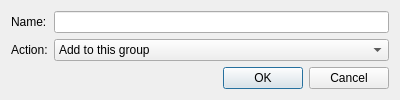
First picture: the form in src/apps/mvvm-folders/local_users_and_groups/groupmemberdialog.ui, repository august-alt/policy-preferences-editor-prototype, before the edit.
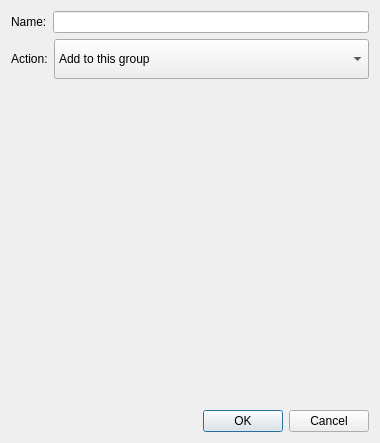
Second picture: the form after the edit.

Commit message: chore: fix ui file for group member dialog widget

The edit to the form file:
```diff
--- a/src/apps/mvvm-folders/local_users_and_groups/groupmemberdialog.ui
+++ b/src/apps/mvvm-folders/local_users_and_groups/groupmemberdialog.ui
@@ -6,33 +6,57 @@
    <rect>
     <x>0</x>
     <y>0</y>
-    <width>400</width>
-    <height>100</height>
+    <width>380</width>
+    <height>443</height>
    </rect>
   </property>
   <property name="windowTitle">
    <string>Dialog</string>
   </property>
-  <layout class="QFormLayout" name="formLayout">
+  <layout class="QGridLayout" name="gridLayout">
    <item row="0" column="0">
+    <layout class="QHBoxLayout" name="horizontalLayout">
+     <item>
     <widget class="QLabel" name="nameLabel">
      <property name="text">
       <string>Name:</string>
      </property>
-    </widget>
-   </item>
-   <item row="0" column="1">
+       <property name="buddy">
+        <cstring>nameLineEdit</cstring>
+       </property>
+      </widget>
+     </item>
+     <item>
     <widget class="QLineEdit" name="nameLineEdit"/>
    </item>
+    </layout>
+   </item>
    <item row="1" column="0">
+    <layout class="QHBoxLayout" name="horizontalLayout_2">
+     <item>
     <widget class="QLabel" name="actionLabel">
+       <property name="sizePolicy">
+        <sizepolicy hsizetype="Preferred" vsizetype="Preferred">
+         <horstretch>0</horstretch>
+         <verstretch>0</verstretch>
+        </sizepolicy>
+       </property>
      <property name="text">
       <string>Action:</string>
      </property>
-    </widget>
-   </item>
-   <item row="1" column="1">
+       <property name="buddy">
+        <cstring>actionComboBox</cstring>
+       </property>
+      </widget>
+     </item>
+     <item>
     <widget class="QComboBox" name="actionComboBox">
+       <property name="sizePolicy">
+        <sizepolicy hsizetype="Expanding" vsizetype="Expanding">
+         <horstretch>0</horstretch>
+         <verstretch>0</verstretch>
+        </sizepolicy>
+       </property>
      <item>
       <property name="text">
        <string>Add to this group</string>
@@ -45,7 +69,22 @@
      </item>
     </widget>
    </item>
-   <item row="2" column="0" colspan="2">
+    </layout>
+   </item>
+   <item row="2" column="0">
+    <spacer name="verticalSpacer">
+     <property name="orientation">
+      <enum>Qt::Vertical</enum>
+     </property>
+     <property name="sizeHint" stdset="0">
+      <size>
+       <width>338</width>
+       <height>325</height>
+      </size>
+     </property>
+    </spacer>
+   </item>
+   <item row="3" column="0">
     <widget class="QDialogButtonBox" name="buttonBox">
      <property name="orientation">
       <enum>Qt::Horizontal</enum>
```
Left out of the diff: 10 changed lines with no effect on the pictures. Lines whose indentation alone changed are shown as unchanged.
